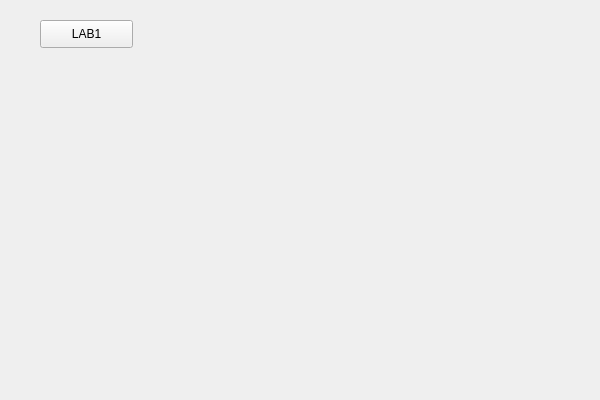
Qt form PDTV2/pdtv2.ui (SergiuszKazmierczak/Podstawy-Transmisji-Danych) before a commit.
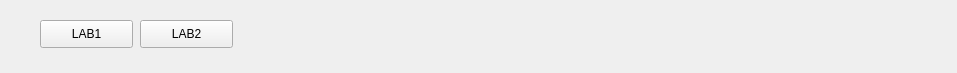
The same form after that commit.

Patch:
```diff
--- a/PDTV2/pdtv2.ui
+++ b/PDTV2/pdtv2.ui
@@ -6,8 +6,8 @@
    <rect>
     <x>0</x>
     <y>0</y>
-    <width>600</width>
-    <height>400</height>
+    <width>957</width>
+    <height>73</height>
    </rect>
   </property>
   <property name="windowTitle">
@@ -26,6 +26,19 @@
     <string>LAB1</string>
    </property>
   </widget>
+  <widget class="QPushButton" name="lab2Button">
+   <property name="geometry">
+    <rect>
+     <x>140</x>
+     <y>20</y>
+     <width>93</width>
+     <height>28</height>
+    </rect>
+   </property>
+   <property name="text">
+    <string>LAB2</string>
+   </property>
+  </widget>
  </widget>
  <layoutdefault spacing="6" margin="11"/>
  <resources>
```
